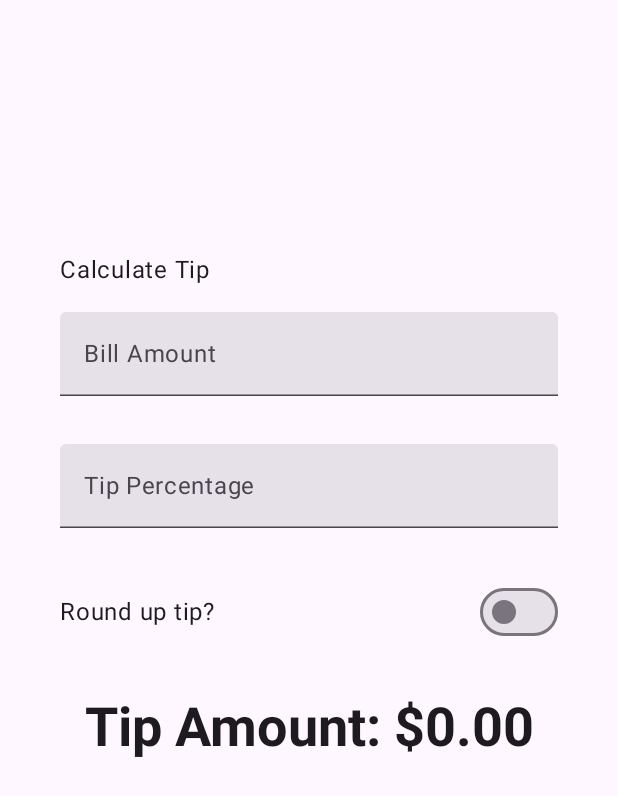
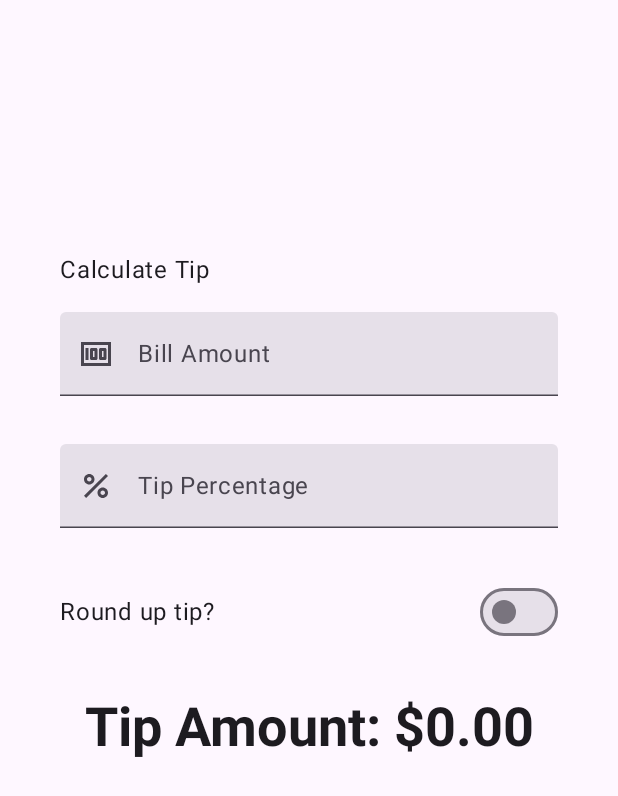
Before and after one commit to yisusrgg/Programacion-Movil, an Android app built with Jetpack Compose: the screen it shows after launch (MainActivity), on a phone screen of 412 x 824 dp. Shown: the top 796 px of the screen. Run offline under Robolectric (Android 15) with nearby library versions, the light colour scheme and no system bars.

Commit message:
Agrega un ícono inicial a los campos de texto (opcional)

```diff
--- a/Unidad 2/basic-android-kotlin-compose-training-tip-calculator-state/app/src/main/java/com/example/tiptime/MainActivity.kt
+++ b/Unidad 2/basic-android-kotlin-compose-training-tip-calculator-state/app/src/main/java/com/example/tiptime/MainActivity.kt
@@ -57,6 +57,9 @@ import androidx.compose.ui.text.input.ImeAction
 import kotlin.math.ceil
 import androidx.compose.foundation.rememberScrollState
 import androidx.compose.foundation.verticalScroll
+import androidx.annotation.DrawableRes
+import androidx.compose.material3.Icon
+import androidx.compose.ui.res.painterResource
 
 class MainActivity : ComponentActivity() {
     override fun onCreate(savedInstanceState: Bundle?) {
@@ -101,6 +104,7 @@ fun TipTimeLayout() {
 
         EditNumberField(
             label = R.string.bill_amount,
+            leadingIcon = R.drawable.money,
             value = amountInput,
             onValueChanged = { amountInput = it },
             keyboardOptions = KeyboardOptions.Default.copy(
@@ -114,6 +118,7 @@ fun TipTimeLayout() {
 
         EditNumberField(
             label = R.string.how_was_the_service,
+            leadingIcon = R.drawable.percent,
             value = tipInput,
             onValueChanged = { tipInput = it },
             keyboardOptions = KeyboardOptions.Default.copy(
@@ -122,7 +127,7 @@ fun TipTimeLayout() {
             ),
             modifier = Modifier
                 .padding(bottom = 32.dp)
-                .fillMaxWidth()
+                .fillMaxWidth(),
         )
 
         RoundTheTipRow(
@@ -142,13 +147,15 @@ fun TipTimeLayout() {
 @Composable
 fun EditNumberField(
     @StringRes label: Int,
+    @DrawableRes leadingIcon: Int,
+    keyboardOptions: KeyboardOptions,
     value: String,
     onValueChanged: (String) -> Unit,
-    keyboardOptions: KeyboardOptions,
     modifier: Modifier = Modifier
-) {
+)  {
     TextField(
         value = value,
+        leadingIcon = { Icon(painter = painterResource(id = leadingIcon), null) },
         onValueChange = onValueChanged,
         singleLine = true,
         label = { Text(stringResource(label)) },
```
